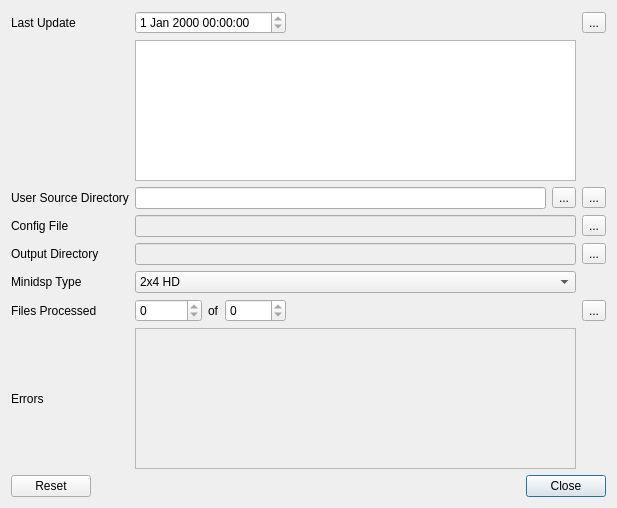
First picture: the form in src/main/python/ui/minidsp.ui, repository 3ll3d00d/beqdesigner, before the edit.
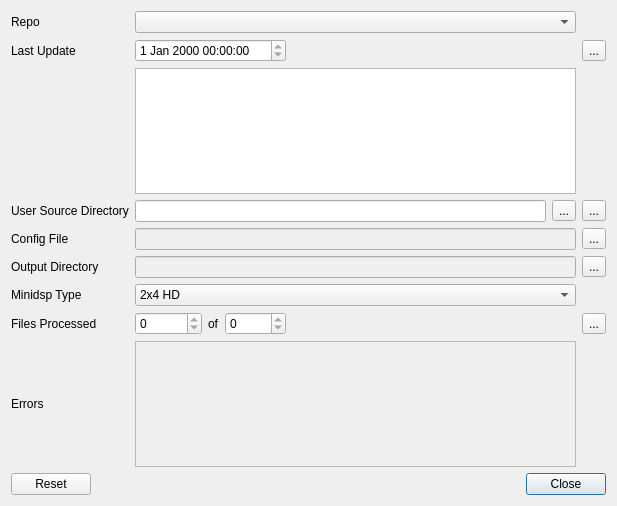
Second picture: the form after the edit.

Commit message: allow user to add multiple beq xml repositories #311

```diff
--- a/src/main/python/ui/minidsp.ui
+++ b/src/main/python/ui/minidsp.ui
@@ -7,7 +7,7 @@
     <x>0</x>
     <y>0</y>
     <width>617</width>
-    <height>508</height>
+    <height>506</height>
    </rect>
   </property>
   <property name="windowTitle">
@@ -25,15 +25,28 @@
     </widget>
    </item>
    <item row="0" column="0">
-    <layout class="QGridLayout" name="innerLayout" rowstretch="0,0,0,0,0,0,0,0" columnstretch="0,0,0,0,0,0">
-     <item row="2" column="0">
-      <widget class="QLabel" name="userSourceDirLabel">
+    <layout class="QGridLayout" name="innerLayout" rowstretch="0,0,0,0,0,0,0,0,0" columnstretch="0,0,0,0,0,0">
+     <item row="0" column="1" colspan="4">
+      <widget class="QComboBox" name="beqRepos"/>
+     </item>
+     <item row="5" column="1" colspan="4">
+      <widget class="QLineEdit" name="outputDirectory">
+       <property name="enabled">
+        <bool>false</bool>
+       </property>
+       <property name="readOnly">
+        <bool>true</bool>
+       </property>
+      </widget>
+     </item>
+     <item row="7" column="5">
+      <widget class="QToolButton" name="processFiles">
        <property name="text">
-        <string>User Source Directory</string>
+        <string>...</string>
        </property>
       </widget>
      </item>
-     <item row="2" column="1" colspan="4">
+     <item row="3" column="1" colspan="4">
       <layout class="QHBoxLayout" name="userSourceDirLayout">
        <item>
         <widget class="QLineEdit" name="userSourceDir">
@@ -51,125 +64,42 @@
        </item>
       </layout>
      </item>
-     <item row="7" column="0">
-      <widget class="QLabel" name="errorsLabel">
+     <item row="3" column="0">
+      <widget class="QLabel" name="userSourceDirLabel">
        <property name="text">
-        <string>Errors</string>
+        <string>User Source Directory</string>
        </property>
       </widget>
      </item>
-     <item row="0" column="0">
-      <widget class="QLabel" name="lastUpdateLabel">
-       <property name="text">
-        <string>Last Update</string>
-       </property>
-      </widget>
-     </item>
-     <item row="4" column="0">
-      <widget class="QLabel" name="outputDirectoryLabel">
-       <property name="text">
-        <string>Output Directory</string>
-       </property>
-      </widget>
-     </item>
-     <item row="3" column="5">
-      <widget class="QToolButton" name="configFilePicker">
-       <property name="text">
-        <string>...</string>
-       </property>
-      </widget>
-     </item>
-     <item row="4" column="1" colspan="4">
-      <widget class="QLineEdit" name="outputDirectory">
-       <property name="enabled">
-        <bool>false</bool>
-       </property>
-       <property name="readOnly">
-        <bool>true</bool>
-       </property>
-      </widget>
-     </item>
-     <item row="4" column="5">
-      <widget class="QToolButton" name="outputDirectoryPicker">
-       <property name="text">
-        <string>...</string>
-       </property>
-      </widget>
-     </item>
-     <item row="3" column="1" colspan="4">
-      <widget class="QLineEdit" name="configFile">
-       <property name="enabled">
-        <bool>false</bool>
-       </property>
-       <property name="readOnly">
-        <bool>true</bool>
-       </property>
-      </widget>
-     </item>
-     <item row="7" column="1" colspan="4">
-      <widget class="QListWidget" name="errors">
-       <property name="enabled">
-        <bool>false</bool>
-       </property>
-      </widget>
-     </item>
-     <item row="6" column="5">
-      <widget class="QToolButton" name="processFiles">
-       <property name="text">
-        <string>...</string>
-       </property>
-      </widget>
-     </item>
-     <item row="0" column="5">
-      <widget class="QToolButton" name="refreshGitRepo">
-       <property name="text">
-        <string>...</string>
-       </property>
-      </widget>
-     </item>
-     <item row="2" column="5">
-      <widget class="QToolButton" name="userSourceDirPicker">
-       <property name="text">
-        <string>...</string>
-       </property>
-      </widget>
-     </item>
-     <item row="5" column="0">
-      <widget class="QLabel" name="minidspTypeLabel">
-       <property name="text">
-        <string>Minidsp Type</string>
-       </property>
-      </widget>
-     </item>
-     <item row="6" column="2">
+     <item row="7" column="2">
       <widget class="QLabel" name="ofLabel">
        <property name="text">
         <string>of</string>
        </property>
       </widget>
      </item>
-     <item row="3" column="0">
-      <widget class="QLabel" name="configFileLabel">
-       <property name="text">
-        <string>Config File</string>
-       </property>
-      </widget>
-     </item>
      <item row="6" column="0">
+      <widget class="QLabel" name="minidspTypeLabel">
+       <property name="text">
+        <string>Minidsp Type</string>
+       </property>
+      </widget>
+     </item>
+     <item row="7" column="0">
       <widget class="QLabel" name="filesProcessedLabel">
        <property name="text">
         <string>Files Processed</string>
        </property>
       </widget>
      </item>
-     <item row="0" column="1" colspan="3">
-      <widget class="QDateTimeEdit" name="lastCommitDate">
+     <item row="2" column="1" colspan="4">
+      <widget class="QPlainTextEdit" name="lastCommitMessage">
        <property name="readOnly">
         <bool>true</bool>
        </property>
       </widget>
      </item>
-     <item row="6" column="3">
+     <item row="7" column="3">
       <widget class="QSpinBox" name="totalFiles">
        <property name="readOnly">
         <bool>true</bool>
@@ -179,26 +109,21 @@
        </property>
       </widget>
      </item>
-     <item row="5" column="1" colspan="4">
-      <widget class="QComboBox" name="minidspType">
-       <item>
-        <property name="text">
-         <string>2x4 HD</string>
-        </property>
-       </item>
-       <item>
-        <property name="text">
-         <string>2x4</string>
-        </property>
-       </item>
-       <item>
-        <property name="text">
-         <string>10x10 HD</string>
-        </property>
-       </item>
+     <item row="8" column="1" colspan="4">
+      <widget class="QListWidget" name="errors">
+       <property name="enabled">
+        <bool>false</bool>
+       </property>
       </widget>
      </item>
-     <item row="6" column="1">
+     <item row="1" column="0">
+      <widget class="QLabel" name="lastUpdateLabel">
+       <property name="text">
+        <string>Last Update</string>
+       </property>
+      </widget>
+     </item>
+     <item row="7" column="1">
       <widget class="QSpinBox" name="filesProcessed">
        <property name="readOnly">
         <bool>true</bool>
@@ -208,21 +133,31 @@
        </property>
       </widget>
      </item>
-     <item row="0" column="4">
+     <item row="4" column="0">
+      <widget class="QLabel" name="configFileLabel">
+       <property name="text">
+        <string>Config File</string>
+       </property>
+      </widget>
+     </item>
+     <item row="4" column="1" colspan="4">
+      <widget class="QLineEdit" name="configFile">
+       <property name="enabled">
+        <bool>false</bool>
+       </property>
+       <property name="readOnly">
+        <bool>true</bool>
+       </property>
+      </widget>
+     </item>
+     <item row="1" column="4">
       <widget class="QLabel" name="infoLabel">
        <property name="text">
         <string/>
        </property>
       </widget>
      </item>
-     <item row="1" column="1" colspan="4">
-      <widget class="QPlainTextEdit" name="lastCommitMessage">
-       <property name="readOnly">
-        <bool>true</bool>
-       </property>
-      </widget>
-     </item>
-     <item row="6" column="4">
+     <item row="7" column="4">
       <spacer name="horizontalSpacer">
        <property name="orientation">
         <enum>Qt::Horizontal</enum>
@@ -235,6 +170,81 @@
        </property>
       </spacer>
      </item>
+     <item row="0" column="0">
+      <widget class="QLabel" name="beqReposLabel">
+       <property name="text">
+        <string>Repo</string>
+       </property>
+      </widget>
+     </item>
+     <item row="5" column="0">
+      <widget class="QLabel" name="outputDirectoryLabel">
+       <property name="text">
+        <string>Output Directory</string>
+       </property>
+      </widget>
+     </item>
+     <item row="4" column="5">
+      <widget class="QToolButton" name="configFilePicker">
+       <property name="text">
+        <string>...</string>
+       </property>
+      </widget>
+     </item>
+     <item row="6" column="1" colspan="4">
+      <widget class="QComboBox" name="minidspType">
+       <item>
+        <property name="text">
+         <string>2x4 HD</string>
+        </property>
+       </item>
+       <item>
+        <property name="text">
+         <string>2x4</string>
+        </property>
+       </item>
+       <item>
+        <property name="text">
+         <string>10x10 HD</string>
+        </property>
+       </item>
+      </widget>
+     </item>
+     <item row="5" column="5">
+      <widget class="QToolButton" name="outputDirectoryPicker">
+       <property name="text">
+        <string>...</string>
+       </property>
+      </widget>
+     </item>
+     <item row="3" column="5">
+      <widget class="QToolButton" name="userSourceDirPicker">
+       <property name="text">
+        <string>...</string>
+       </property>
+      </widget>
+     </item>
+     <item row="8" column="0">
+      <widget class="QLabel" name="errorsLabel">
+       <property name="text">
+        <string>Errors</string>
+       </property>
+      </widget>
+     </item>
+     <item row="1" column="1" colspan="3">
+      <widget class="QDateTimeEdit" name="lastCommitDate">
+       <property name="readOnly">
+        <bool>true</bool>
+       </property>
+      </widget>
+     </item>
+     <item row="1" column="5">
+      <widget class="QToolButton" name="refreshGitRepo">
+       <property name="text">
+        <string>...</string>
+       </property>
+      </widget>
+     </item>
     </layout>
    </item>
   </layout>
```
Left out of the diff: 45 changed lines with no effect on the pictures. The commit also changes 24 other files.
